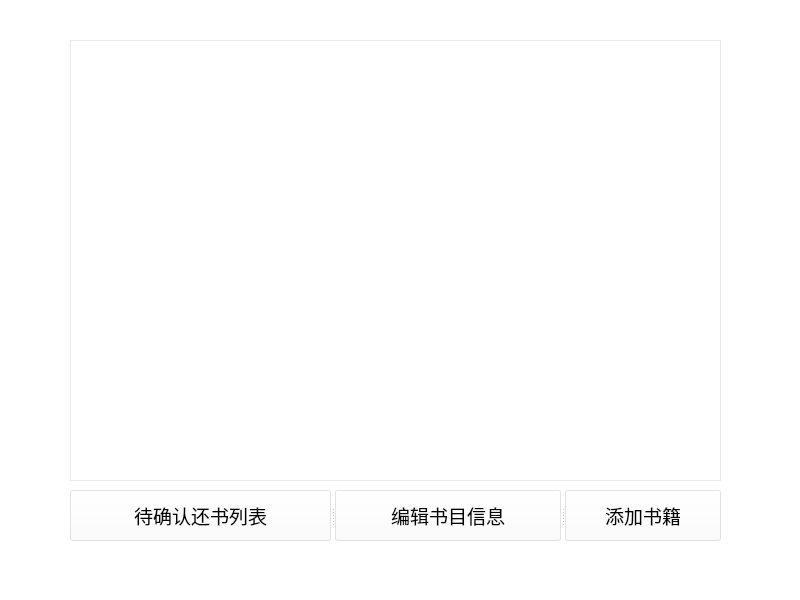
Old version of the form LibraryManagementSystem/admingui.ui in the repository jkxing/LibraryManagementSystem.
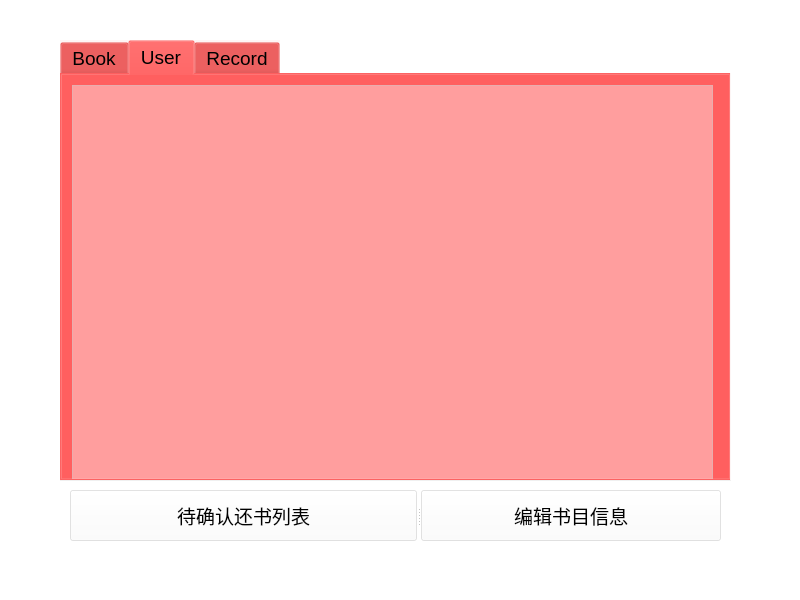
New version of the form. The open tabs and pages were chosen to show the change.

Diff of the .ui file:
```diff
--- a/LibraryManagementSystem/admingui.ui
+++ b/LibraryManagementSystem/admingui.ui
@@ -17,19 +17,6 @@
    <string notr="true">background-color: rgba(255, 255, 255, 100);</string>
   </property>
   <widget class="QWidget" name="centralwidget">
-   <widget class="QTableView" name="tableView">
-    <property name="geometry">
-     <rect>
-      <x>70</x>
-      <y>40</y>
-      <width>651</width>
-      <height>441</height>
-     </rect>
-    </property>
-    <property name="styleSheet">
-     <string notr="true">background-color: rgba(255, 255, 255, 100);</string>
-    </property>
-   </widget>
    <widget class="QSplitter" name="splitter">
     <property name="geometry">
      <rect>
@@ -68,18 +55,80 @@
       <string>编辑书目信息</string>
      </property>
     </widget>
-    <widget class="QPushButton" name="pushButton_3">
-     <property name="font">
-      <font>
-       <pointsize>14</pointsize>
-      </font>
-     </property>
-     <property name="styleSheet">
-      <string notr="true">background-color: rgba(255, 255, 255, 100);</string>
-     </property>
-     <property name="text">
-      <string>添加书籍</string>
-     </property>
+   </widget>
+   <widget class="QTabWidget" name="tabWidget">
+    <property name="geometry">
+     <rect>
+      <x>60</x>
+      <y>40</y>
+      <width>671</width>
+      <height>441</height>
+     </rect>
+    </property>
+    <property name="font">
+     <font>
+      <pointsize>14</pointsize>
+     </font>
+    </property>
+    <property name="styleSheet">
+     <string notr="true">background-color:rgba(255, 0, 0,10)</string>
+    </property>
+    <property name="currentIndex">
+     <number>0</number>
+    </property>
+    <widget class="QWidget" name="tab">
+     <attribute name="title">
+      <string>Book</string>
+     </attribute>
+     <widget class="QTableView" name="tableView">
+      <property name="geometry">
+       <rect>
+        <x>10</x>
+        <y>10</y>
+        <width>641</width>
+        <height>401</height>
+       </rect>
+      </property>
+      <property name="styleSheet">
+       <string notr="true">background-color: rgba(255, 255, 255, 100);</string>
+      </property>
+     </widget>
+    </widget>
+    <widget class="QWidget" name="tab_2">
+     <attribute name="title">
+      <string>User</string>
+     </attribute>
+     <widget class="QTableView" name="tableView_2">
+      <property name="geometry">
+       <rect>
+        <x>10</x>
+        <y>10</y>
+        <width>641</width>
+        <height>401</height>
+       </rect>
+      </property>
+      <property name="styleSheet">
+       <string notr="true">background-color: rgba(255, 255, 255, 100);</string>
+      </property>
+     </widget>
+    </widget>
+    <widget class="QWidget" name="tab_3">
+     <attribute name="title">
+      <string>Record</string>
+     </attribute>
+     <widget class="QTableView" name="tableView_3">
+      <property name="geometry">
+       <rect>
+        <x>10</x>
+        <y>10</y>
+        <width>641</width>
+        <height>391</height>
+       </rect>
+      </property>
+      <property name="styleSheet">
+       <string notr="true">background-color: rgba(255, 255, 255, 100);</string>
+      </property>
+     </widget>
     </widget>
    </widget>
   </widget>
```
